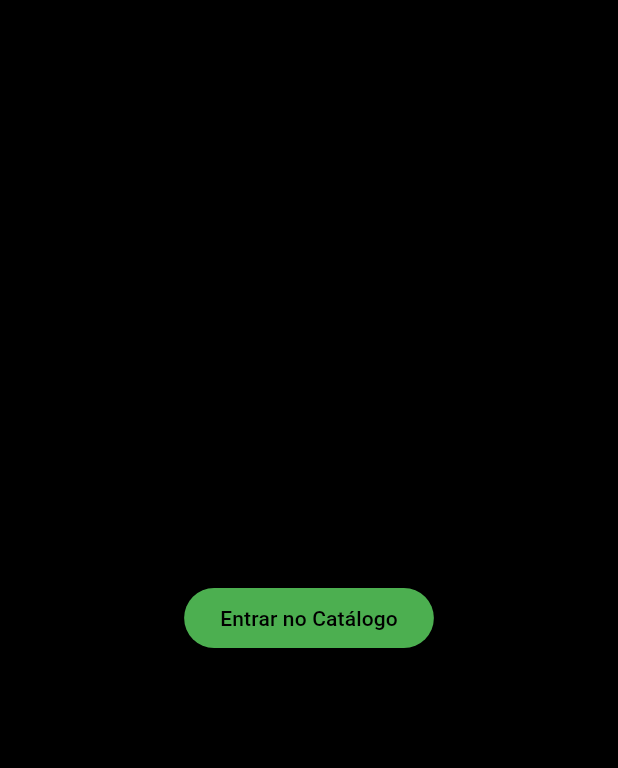
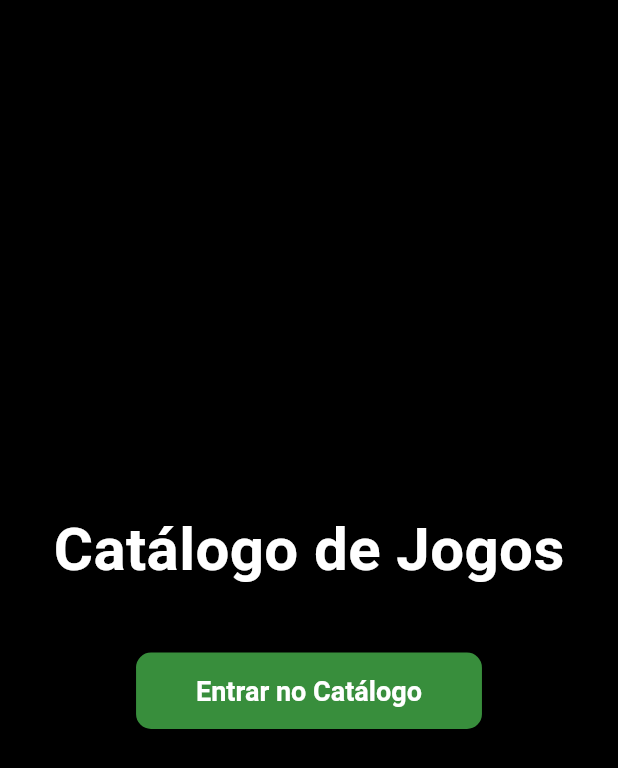
Before and after one commit to Diego-Axel/catalogodejogos, a Flutter app: the screen it shows after launch, on a phone screen of 412 x 824 dp. Shown: the top 768 px of the screen. Run offline on Flutter 3.47's test engine with Material 3 defaults, Android fonts, the light colour scheme and no system bars.

Commit message:
atualizei o main

```diff
--- a/lib/main.dart
+++ b/lib/main.dart
@@ -2,49 +2,81 @@ import 'package:flutter/material.dart';
 import 'homePage/homePage.dart';
 
 void main() {
-  runApp(GameCatalogApp());
+  runApp(const MyApp());
 }
 
-class GameCatalogApp extends StatelessWidget {
-  const GameCatalogApp({super.key});
+class MyApp extends StatelessWidget {
+  const MyApp({super.key});
 
   @override
   Widget build(BuildContext context) {
     return MaterialApp(
       title: 'Catálogo de Jogos',
-      debugShowCheckedModeBanner: false,
-      theme: ThemeData.dark().copyWith(
-        scaffoldBackgroundColor: Colors.black,
-        primaryColor: Colors.green,
+      debugShowCheckedModeBanner: false, // Adicionado para remover o banner de debug
+      theme: ThemeData(
+        primarySwatch: Colors.green,
+        scaffoldBackgroundColor: Colors.black, // Mantido o fundo preto
         appBarTheme: AppBarTheme(
-          backgroundColor: Colors.black,
-          foregroundColor: Colors.green,
+          backgroundColor: Colors.green.shade800,
+          titleTextStyle: const TextStyle(color: Colors.white, fontSize: 20),
+          iconTheme: const IconThemeData(color: Colors.white),
+        ),
+        elevatedButtonTheme: ElevatedButtonThemeData(
+          style: ElevatedButton.styleFrom(
+            backgroundColor: Colors.green.shade700,
+            foregroundColor: Colors.white,
+            padding: const EdgeInsets.symmetric(horizontal: 40, vertical: 15),
+            textStyle: const TextStyle(fontSize: 18, fontWeight: FontWeight.bold),
+            shape: RoundedRectangleBorder(
+              borderRadius: BorderRadius.circular(10),
             ),
           ),
-      home: WelcomeScreen(),
+        ),
+        textTheme: const TextTheme(
+          headlineMedium: TextStyle(
+            fontSize: 32,
+            fontWeight: FontWeight.bold,
+            color: Colors.white,
+          ),
+          bodyLarge: TextStyle(fontSize: 16, color: Colors.white),
+        ),
+      ),
+      home: const MyHomePage(),
     );
   }
 }
 
-class WelcomeScreen extends StatelessWidget {
-  const WelcomeScreen({super.key});
+class MyHomePage extends StatelessWidget {
+  const MyHomePage({super.key});
 
   @override
   Widget build(BuildContext context) {
     return Scaffold(
-      body: Center(
-        child: ElevatedButton(
-          style: ElevatedButton.styleFrom(
-            backgroundColor: Colors.green,
-            foregroundColor: Colors.black,
+      body: Center( // Centralizamos o Column diretamente no corpo
+        child: Column(
+          mainAxisAlignment: MainAxisAlignment.center,
+          children: <Widget>[
+            // Título
+            const Text(
+              'Catálogo de Jogos',
+              style: TextStyle(
+                fontSize: 40,
+                fontWeight: FontWeight.bold,
+                color: Colors.white,
               ),
+            ),
+            const SizedBox(height: 40),
+            // Botão para entrar no catálogo
+            ElevatedButton(
               onPressed: () {
                 Navigator.push(
                   context,
-              MaterialPageRoute(builder: (context) => HomePage()),
+                  MaterialPageRoute(builder: (context) => const HomePage()),
                 );
               },
-          child: Text('Entrar no Catálogo'),
+              child: const Text('Entrar no Catálogo'),
+            ),
+          ],
         ),
       ),
     );
```
Lines whose indentation alone changed are shown as unchanged.
